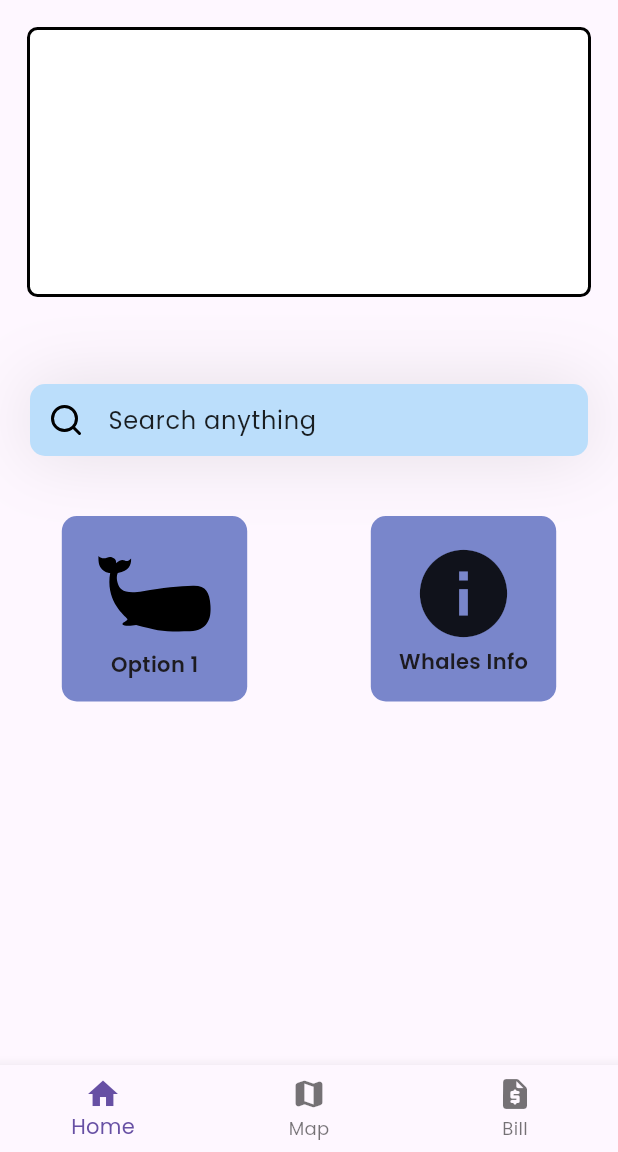
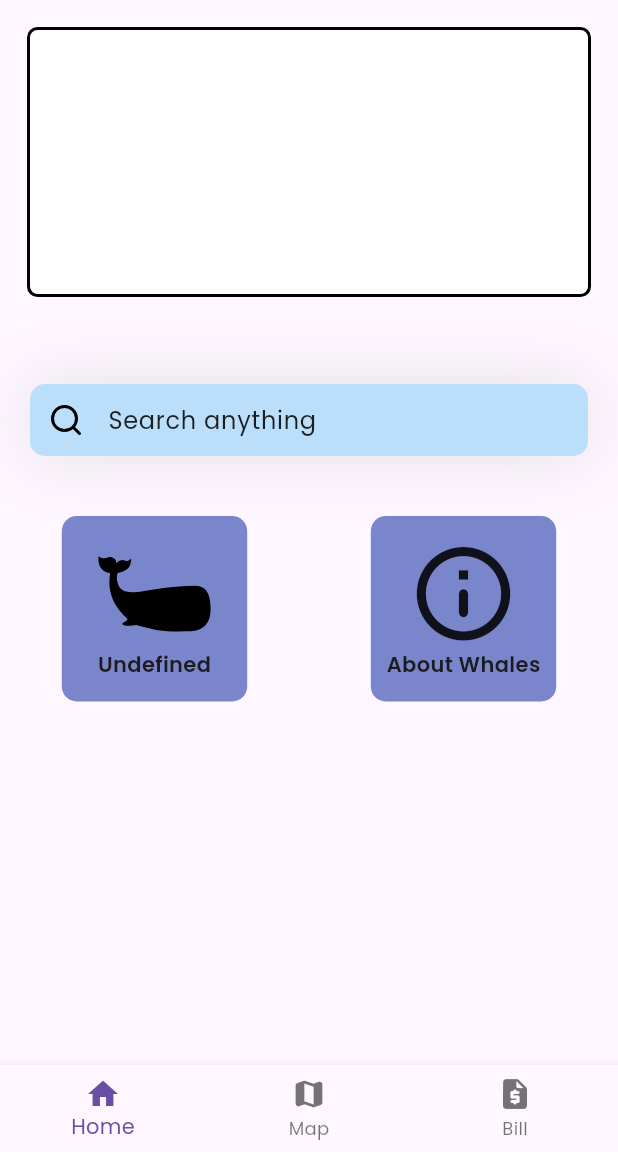
Before and after one commit to AstericsDS/savethewhales, a Flutter app: the screen it shows after launch, on a phone screen of 412 x 824 dp, the part 84-1236 px from its top. Run offline on Flutter 3.47's test engine with Material 3 defaults, Android fonts, the phone set to English and light mode, and no system bars; our stand-ins replace flutter_map, flutter_svg, latlong2, sqflite, sqflite_common_ffi; accounts and stored records are empty.

Commit message:
change grid layout

```diff
--- a/lib/pages/bill.dart
+++ b/lib/pages/bill.dart
@@ -73,7 +73,7 @@ class _BillPageState extends State<BillPage> {
             ),
           ),
           Padding(
-            padding: EdgeInsets.symmetric(horizontal: 8, vertical: 16),
+            padding: const EdgeInsets.symmetric(horizontal: 8, vertical: 16),
             child: TextFormField(
               decoration: const InputDecoration(
                 border: OutlineInputBorder(),
@@ -214,7 +214,7 @@ class _BillPageState extends State<BillPage> {
                 MaterialPageRoute(builder: (context) => BillListPage()),
               );
             },
-            child: Text('Show Bills'),
+            child: const Text('Show Bills'),
           ),
         ],
       )
--- a/lib/pages/home.dart
+++ b/lib/pages/home.dart
@@ -1,5 +1,6 @@
 import 'package:flutter/material.dart';
 import 'package:flutter_svg/svg.dart';
+import 'package:savethewhales/pages/about.dart';
 import 'package:savethewhales/pages/map.dart';
 import 'package:savethewhales/pages/bill.dart';
 
@@ -101,19 +102,24 @@ class HomepageContent extends StatelessWidget {
           const SizedBox(
             height: 40,
           ),
-          mainMenu(boxSize),
+          mainMenu(boxSize, context),
         ],
       ),
     );
   }
 
-  Column mainMenu(double boxSize) {
+  Column mainMenu(double boxSize, BuildContext context) {
     return Column(
       children: [
-        Row(
-          mainAxisAlignment: MainAxisAlignment.spaceAround,
-          children: [
-            Container(
+        Row(mainAxisAlignment: MainAxisAlignment.spaceAround, children: [
+          GestureDetector(
+            onTap: () {
+              Navigator.push(
+                context,
+                MaterialPageRoute(builder: (context) => const AboutWhales()),
+              );
+            },
+            child: Container(
               width: boxSize,
               height: boxSize,
               decoration: BoxDecoration(
@@ -129,8 +135,8 @@ class HomepageContent extends StatelessWidget {
                     width: 75,
                     height: 75,
                   ),
-                  const Text(
-                    'Option 1',
+                  Text(
+                    'Undefined',
                     style: TextStyle(
                       fontWeight: FontWeight.w600,
                     ),
@@ -138,29 +144,40 @@ class HomepageContent extends StatelessWidget {
                 ],
               ),
             ),
-            Container(
+          ),
+          GestureDetector(
+            onTap: () {
+              Navigator.push(
+                context,
+                MaterialPageRoute(builder: (context) => const AboutWhales()),
+              );
+            },
+            child: Container(
               width: boxSize,
               height: boxSize,
               decoration: BoxDecoration(
                 color: Colors.indigo[300],
                 borderRadius: BorderRadius.circular(10),
               ),
-              child: Column(
+              child: const Column(
                 crossAxisAlignment: CrossAxisAlignment.center,
                 mainAxisAlignment: MainAxisAlignment.center,
                 children: [
-                  Icon(Icons.info, size: 70,),
-                  const Text(
-                    'Whales Info',
+                  Icon(
+                    Icons.info_outline_rounded,
+                    size: 75,
+                  ),
+                  Text(
+                    'About Whales',
                     style: TextStyle(
                       fontWeight: FontWeight.w600,
                     ),
                   ),
                 ],
               ),
-            )
-          ],
-        ),
+            ),
+          )
+        ]),
         const SizedBox(
           height: 20,
         ),
```
Also changed, not shown: lib/pages/about.dart (added, +25 -0 lines).
